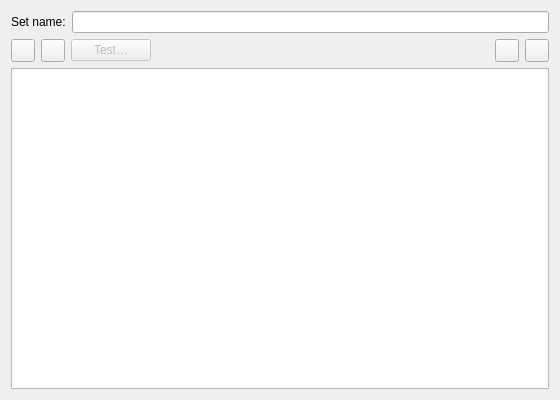
This is src/ui/include/predefinedfiltersetedit.ui in 64x-lunicorn/LogSquirl as Qt 5 draws it before an edit. The edited form follows.
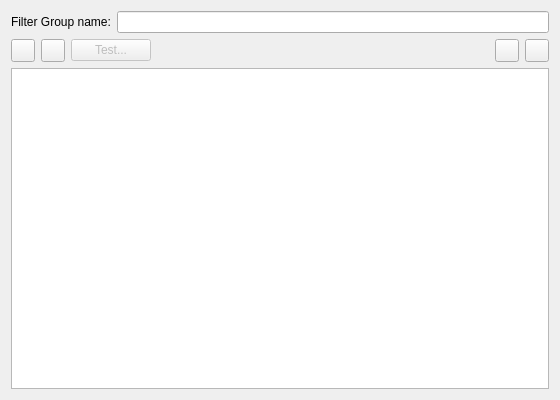
This is the edited form. Icons and pictures are not drawn.

```diff
--- a/src/ui/include/predefinedfiltersetedit.ui
+++ b/src/ui/include/predefinedfiltersetedit.ui
@@ -19,7 +19,7 @@
      <item>
       <widget class="QLabel" name="nameLabel">
        <property name="text">
-        <string>Set name:</string>
+        <string>Filter Group name:</string>
        </property>
       </widget>
      </item>
@@ -70,7 +70,7 @@
         <string>Test the pattern of the selected filter on Log Lines in the Regex Lab</string>
        </property>
        <property name="text">
-        <string>Test…</string>
+        <string>Test...</string>
        </property>
       </widget>
      </item>
```
Left out of the diff: 2 changed lines with no effect on the pictures.
